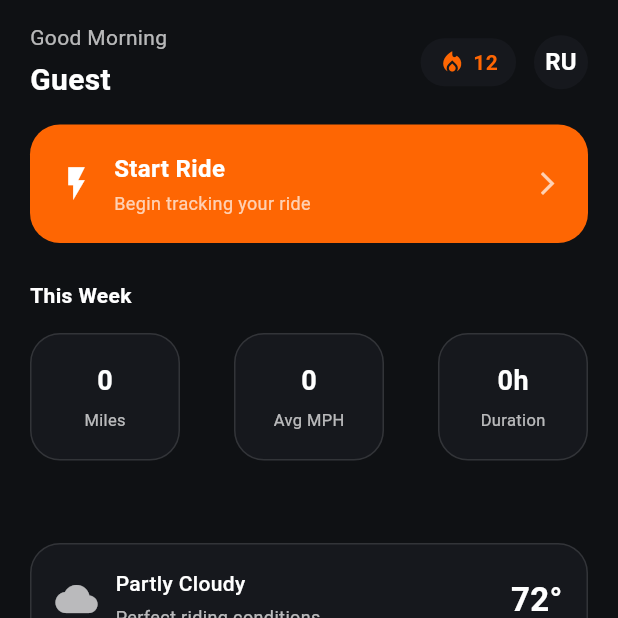
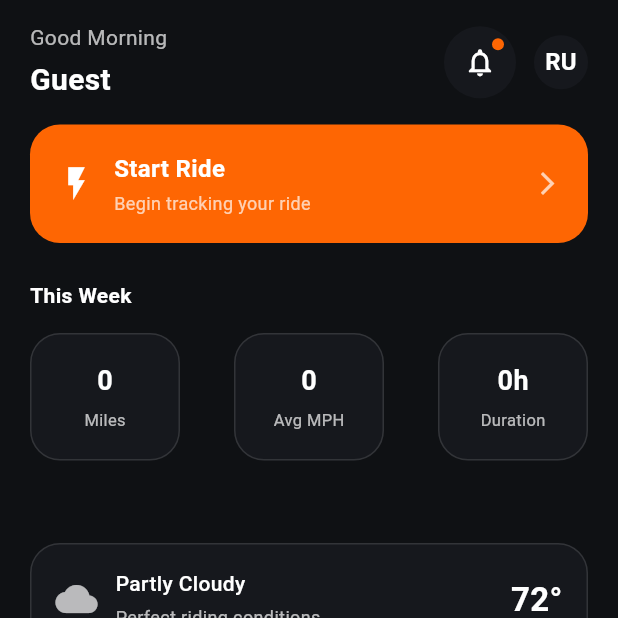
Before and after one commit to Rookie0208/throttle, a Flutter app: the DashboardScreen screen opened directly, on a phone screen of 412 x 824 dp, the top half of it. Run offline on Flutter 3.47's test engine with Material 3 defaults, Android fonts, the phone set to English and light mode, and no system bars; our stand-ins replace fl_chart, flutter_dotenv, geocoding, google_maps_flutter, google_sign_in, shared_preferences; missing offline and left inert: google_sign_in_platform_interface, google_sign_in_web; accounts and stored records are empty.

Commit message:
add notification icon in dashboard and remove streak icon

```diff
--- a/throttle-frontend/throttle_ui/lib/screens/dashboard_screen.dart
+++ b/throttle-frontend/throttle_ui/lib/screens/dashboard_screen.dart
@@ -1,4 +1,5 @@
 import 'package:flutter/material.dart';
+import 'package:throttle_ui/screens/notification_screen.dart';
 import '../utils/string_extensions.dart';
 
 class AppColors {
@@ -62,32 +63,47 @@ class DashboardScreen extends StatelessWidget {
                     /// RIGHT SIDE ICONS
                     Row(
                       children: [
+                        Stack(
+  children: [
     Container(
-                          padding: const EdgeInsets.symmetric(
-                            horizontal: 12,
-                            vertical: 6,
-                          ),
   decoration: BoxDecoration(
     color: AppColors.card,
     borderRadius: BorderRadius.circular(30),
   ),
-                          child: Row(
-                            children: [
-                              const Icon(
-                                Icons.local_fire_department,
+  child: IconButton(
+    icon: const Icon(
+      Icons.notifications_none,
+      color: AppColors.textPrimary,
+      size: 22,
+    ),
+    onPressed: () {
+      Navigator.push(
+        context,
+        MaterialPageRoute(
+          builder: (_) => NotificationsScreen(
+            onClose: () {
+              Navigator.pop(context);
+            },
+          ),
+        ),
+      );
+    },
+  ),
+),
+
+    Positioned(
+      right: 8,
+      top: 8,
+      child: Container(
+        width: 8,
+        height: 8,
+        decoration: const BoxDecoration(
           color: AppColors.primary,
-                                size: 18,
+          shape: BoxShape.circle,
         ),
-                              const SizedBox(width: 5),
-                              const Text(
-                                "12",
-                                style: TextStyle(
-                                  color: AppColors.primary,
-                                  fontWeight: FontWeight.bold,
       ),
     ),
   ],
-                          ),
 ),
                         const SizedBox(width: 12),
                         CircleAvatar(
```
Lines whose indentation alone changed are shown as unchanged.
